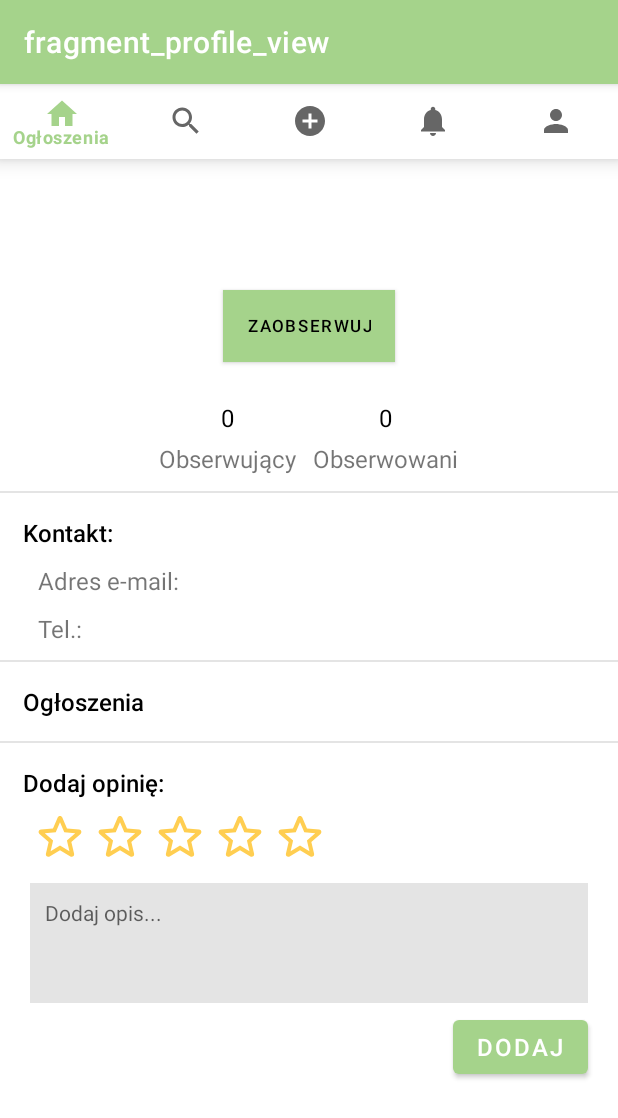
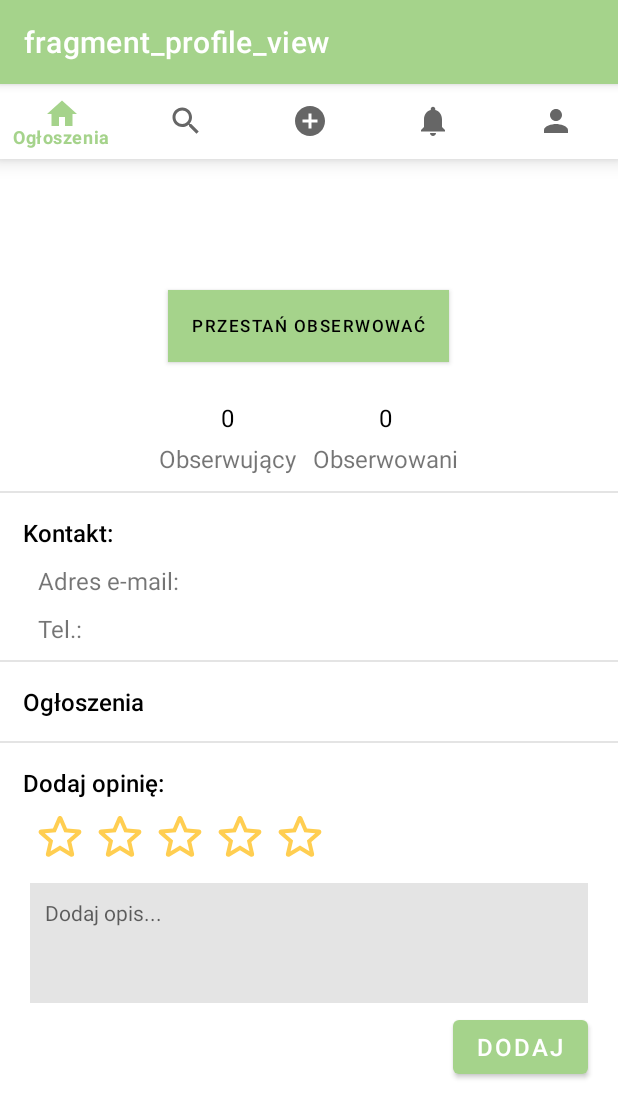
Before and after one commit to bvgi/SwAPPing, an Android app: the ProfileViewFragment screen opened through its navigation route, after a tap on "PRZESTAŃ OBSERWOWAĆ", on a phone screen of 412 x 824 dp. Shown: the top 1118 px of the screen. Run offline under Robolectric (Android 15) with nearby library versions, the phone set to English and light mode, and no system bars; our stand-ins replace navigation-ui; Roboto replaces fonts that are not available here; 1 other tap on this screen came first.

Commit message:
observe button handled

```diff
--- a/app/src/main/java/com/example/swapping/DataBase/DataBaseHelper.kt
+++ b/app/src/main/java/com/example/swapping/DataBase/DataBaseHelper.kt
@@ -366,7 +366,7 @@ class DataBaseHelper(context: Context) : SQLiteOpenHelper(context, DATABASE_NAME
         val db = this.writableDatabase
         val values = ContentValues()
         values.put("User", userId)
-        values.put("Reviewer", followerId)
+        values.put("Followed", followerId)
 
         val result = db.insert(FOLLOWEDUSERS_TABLE, null, values)
 
@@ -378,20 +378,20 @@ class DataBaseHelper(context: Context) : SQLiteOpenHelper(context, DATABASE_NAME
     fun deleteFollower(userId: Int, followerId: Int) : Int {
         val db = this.writableDatabase
 
-        val result = db.delete(FOLLOWEDUSERS_TABLE, "user = ? and followed = ?", arrayOf(userId.toString(), followerId.toString()))
+        val result = db.delete(FOLLOWEDUSERS_TABLE, "User = ? and Followed = ?", arrayOf(userId.toString(), followerId.toString()))
 
         db.close()
 
         return result
     }
 
-    fun getFollowers(userId: String) : Array<String>{
+    fun getFollowers(userId: Int) : Array<String>{
         val db = this.readableDatabase
         val followers = mutableListOf<String>()
         val cursor: Cursor?
 
-        val getReviewsQuery = "SELECT F.Username AS Follower" +
-                "FROM $FOLLOWEDUSERS_TABLE" +
+        val getReviewsQuery = "SELECT F.Username AS Follower " +
+                "FROM $FOLLOWEDUSERS_TABLE " +
                 "JOIN $USER_TABLE F ON Followed = F.ID " +
                 "WHERE User = $userId"
 
@@ -418,13 +418,13 @@ class DataBaseHelper(context: Context) : SQLiteOpenHelper(context, DATABASE_NAME
         return followers.toTypedArray()
     }
 
-    fun getFollowed(userId: String) : Array<String>{
+    fun getFollowed(userId: Int) : Array<String>{
         val db = this.readableDatabase
         val followed = mutableListOf<String>()
         val cursor: Cursor?
 
-        val getReviewsQuery = "SELECT U.Username AS Followed" +
-                "FROM $FOLLOWEDUSERS_TABLE" +
+        val getReviewsQuery = "SELECT U.Username AS Followed " +
+                "FROM $FOLLOWEDUSERS_TABLE " +
                 "JOIN $USER_TABLE U ON User = U.ID " +
                 "WHERE Followed = $userId"
 
--- a/app/src/main/java/com/example/swapping/ui/profile/ProfileViewFragment.kt
+++ b/app/src/main/java/com/example/swapping/ui/profile/ProfileViewFragment.kt
@@ -29,7 +29,7 @@ import com.google.android.material.snackbar.Snackbar
 import org.w3c.dom.Text
 import kotlin.math.round
 
-// TODO: Dodawanie i usuwanie ocen
+// TODO: Dodawanie i usuwanie ocen, przegląd followersów, napis na action bar
 
 class ProfileViewFragment : Fragment() {
 
@@ -50,6 +50,8 @@ class ProfileViewFragment : Fragment() {
     private lateinit var meanRate: TextView
     private lateinit var alert: TextView
     private lateinit var reviewsContent: LinearLayout
+    private lateinit var followers: TextView
+    private lateinit var following: TextView
 
     private lateinit var reviews: Array<Review>
     private lateinit var reviewsRecycler: RecyclerView
@@ -137,6 +139,15 @@ class ProfileViewFragment : Fragment() {
             profileAds.visibility = View.GONE
         }
 
+        if(profileViewViewModel.isFollower(userID, profileID, root.context)){
+            observeButton.text = "Przestań obserwować"
+//                observeButton.setBackgroundColor(Color.GRAY)
+        }
+        else{
+            observeButton.text = resources.getString(R.string.follow)
+//                observeButton.setBackgroundColor(ContextCompat.getColor(view.context, R.color.light_green))
+        }
+
 
         if(profileViewViewModel.isReviewer(userID, profileID, root.context))
             addOpinionLayout.visibility = View.GONE
@@ -158,8 +169,6 @@ class ProfileViewFragment : Fragment() {
 
         val userData = dbHelper.getUserById(profileID)
 
-        println("PF: ${userData.toString()}")
-
         username = view.findViewById(R.id.profileUsername)
         username.text = userData.username
 
@@ -169,16 +178,31 @@ class ProfileViewFragment : Fragment() {
         phoneNumber = view.findViewById(R.id.profilePhoneNumber)
         phoneNumber.text = phoneNumber.text.toString() + userData.phone_number
 
+        followers = view.findViewById(R.id.followersNumber)
+        following = view.findViewById(R.id.followingNumber)
+
+        followers.text = dbHelper.getFollowers(profileID).size.toString()
+        followers.setOnClickListener {  }
+        following.text = dbHelper.getFollowed(profileID).size.toString()
+
         observeButton.setOnClickListener {
-            if(observeButton.text == resources.getString(R.string.follow)){
+            if(!profileViewViewModel.isFollower(userID, profileID, view.context)){
+                dbHelper.addFollower(profileID, userID)
                 observeButton.text = "Przestań obserwować"
+                followers.text = dbHelper.getFollowers(profileID).size.toString()
+
 //                observeButton.setBackgroundColor(Color.GRAY)
             }
             else{
+                dbHelper.deleteFollower(profileID, userID)
                 observeButton.text = resources.getString(R.string.follow)
+                followers.text = dbHelper.getFollowers(profileID).size.toString()
 //                observeButton.setBackgroundColor(ContextCompat.getColor(view.context, R.color.light_green))
             }
         }
+
+
+
 
 
         val star1 = view.findViewById<ImageView>(R.id.star1)
--- a/app/src/main/java/com/example/swapping/ui/profile/ProfileViewViewModel.kt
+++ b/app/src/main/java/com/example/swapping/ui/profile/ProfileViewViewModel.kt
@@ -1,6 +1,7 @@
 package com.example.swapping.ui.profile
 
 import android.content.Context
+import android.provider.ContactsContract
 import android.widget.ImageView
 import androidx.lifecycle.LiveData
 import androidx.lifecycle.MutableLiveData
@@ -53,4 +54,11 @@ class ProfileViewViewModel : ViewModel() {
 
         return dbHelper.getUserReviews(userID)
     }
+
+    fun isFollower(userID: Int, profileID: Int, context: Context) : Boolean {
+        val dbHelper = DataBaseHelper(context)
+        val followers = dbHelper.getFollowers(profileID)
+        val username = dbHelper.getUserById(userID).username
+        return followers.contains(username)
+    }
 }
```
Also changed, not shown: app/src/main/java/com/example/swapping/ui/newAnnouncement/ListAdapter.kt (deleted, +0 -57 lines).
